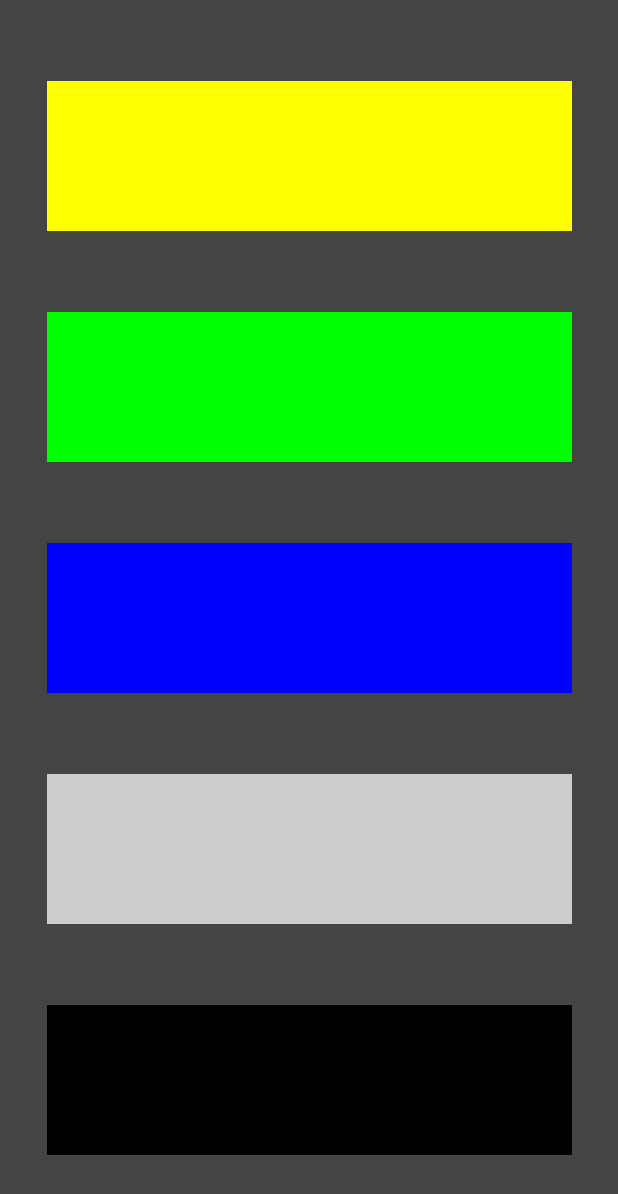
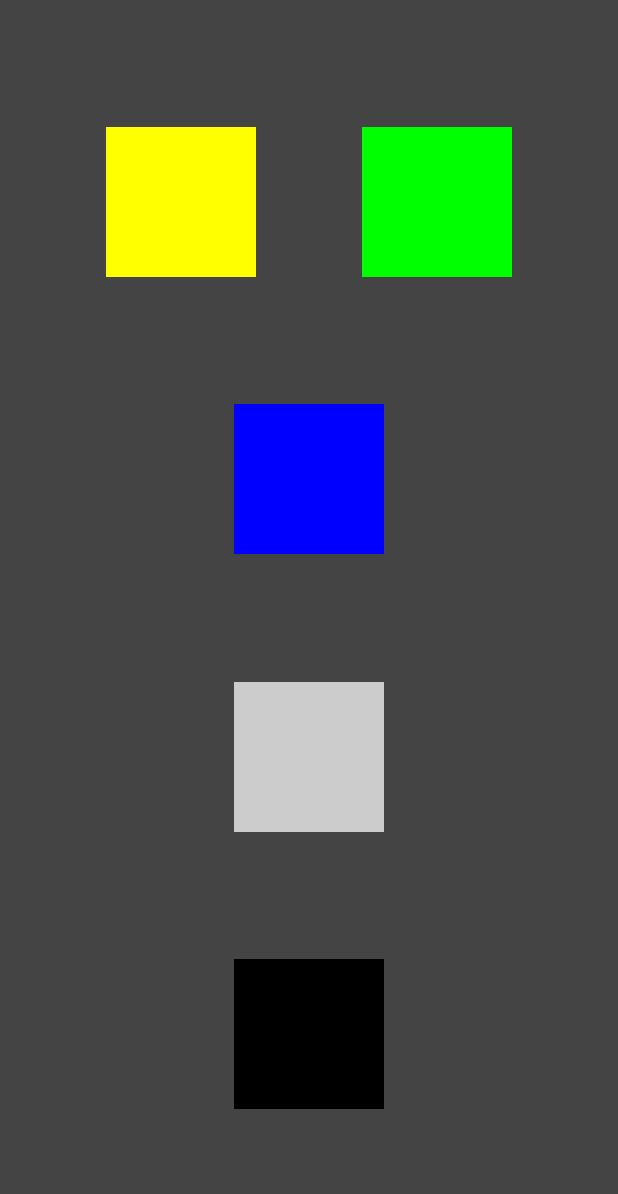
Before and after one commit to yagmurerdogan/Jetpack-Compose-Course, an Android app built with Jetpack Compose: the screen it shows after launch (MainActivity), on a phone screen of 412 x 824 dp. Shown: the top 1194 px of the screen. Run offline under Robolectric (Android 15) with nearby library versions, the phone set to English and light mode, and no system bars.

Commit message:
Create example for nesting row with columns

```diff
--- a/MyApplication/app/src/main/java/com/yagmurerdogan/corecomposeapplication/MainActivity.kt
+++ b/MyApplication/app/src/main/java/com/yagmurerdogan/corecomposeapplication/MainActivity.kt
@@ -4,15 +4,12 @@ import android.os.Bundle
 import androidx.activity.ComponentActivity
 import androidx.activity.compose.setContent
 import androidx.compose.foundation.layout.*
-import androidx.compose.material.MaterialTheme
 import androidx.compose.material.Surface
-import androidx.compose.material.Text
 import androidx.compose.runtime.Composable
 import androidx.compose.ui.Alignment
 import androidx.compose.ui.Modifier
 import androidx.compose.ui.graphics.Color
 import androidx.compose.ui.tooling.preview.Preview
-import androidx.compose.ui.unit.Dp
 import androidx.compose.ui.unit.dp
 
 class MainActivity : ComponentActivity() {
@@ -35,22 +32,27 @@ fun MainScreen() {
             verticalArrangement = Arrangement.SpaceEvenly,
             horizontalAlignment = Alignment.CenterHorizontally
         ) {
-            HorizontalColoredBar(color = Color.Yellow)
-            HorizontalColoredBar(color = Color.Green)
-            HorizontalColoredBar(color = Color.Blue)
-            HorizontalColoredBar(color = Color.LightGray)
-            HorizontalColoredBar(color = Color.Black)
+            Row(
+                modifier = Modifier.fillMaxWidth(),
+                horizontalArrangement = Arrangement.SpaceEvenly
+            ) {
+                ColoredSquare(color = Color.Yellow)
+                ColoredSquare(color = Color.Green)
+            }
+            ColoredSquare(color = Color.Blue)
+            ColoredSquare(color = Color.LightGray)
+            ColoredSquare(color = Color.Black)
         }
     }
 }
 
 @Composable
-fun HorizontalColoredBar(color: Color) {
+fun ColoredSquare(color: Color) {
     Surface(
         color = color,
         modifier = Modifier
             .height(100.dp)
-            .width(350.dp)
+            .width(100.dp)
     ) { }
 }
 
```
